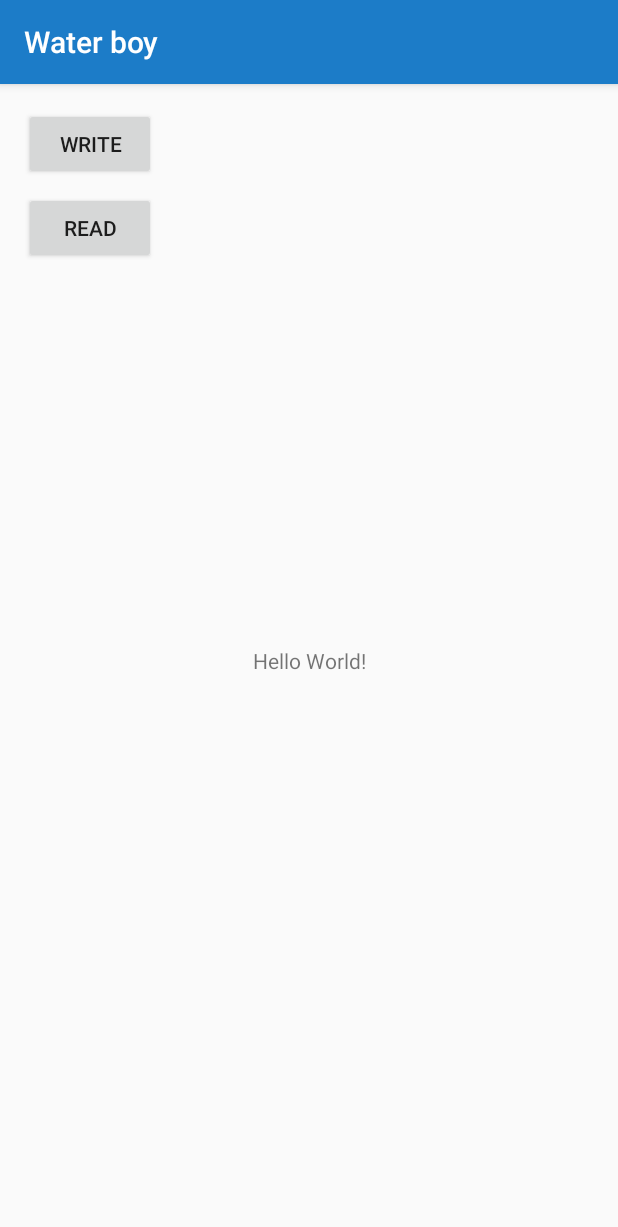
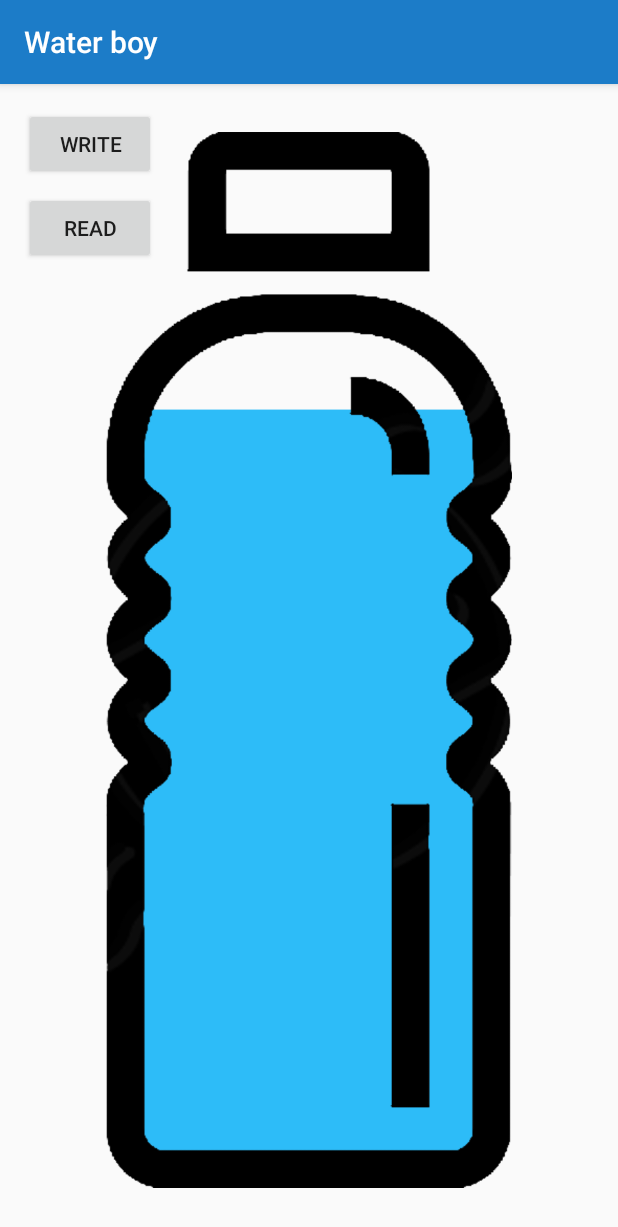
Before and after one commit to ZackAkil/smart-water-boy, an Android app: the screen it shows after launch (MainActivity), on a phone screen of 412 x 824 dp. Shown: the top 1227 px of the screen. Run offline under Robolectric (Android 15) with nearby library versions, the phone set to English and light mode, and no system bars.

Commit message:
added image

```diff
--- a/android/app/src/main/res/layout/activity_main.xml
+++ b/android/app/src/main/res/layout/activity_main.xml
@@ -6,15 +6,6 @@
     android:layout_width="match_parent"
     android:layout_height="match_parent"
     tools:context="com.example.zackakil.waterboy.MainActivity">
-
-    <TextView
-        android:layout_width="wrap_content"
-        android:layout_height="wrap_content"
-        android:text="Hello World!"
-        app:layout_constraintBottom_toBottomOf="parent"
-        app:layout_constraintLeft_toLeftOf="parent"
-        app:layout_constraintRight_toRightOf="parent"
-        app:layout_constraintTop_toTopOf="parent"/>
 
     <Button
         android:id="@+id/button"
@@ -38,4 +29,18 @@
         app:layout_constraintLeft_toLeftOf="parent"
         app:layout_constraintTop_toBottomOf="@+id/button"/>
 
+    <ImageView
+        android:id="@+id/bottleImageView"
+        android:layout_width="0dp"
+        android:layout_height="0dp"
+        android:layout_marginBottom="32dp"
+        android:layout_marginTop="32dp"
+        app:layout_constraintBottom_toBottomOf="parent"
+        app:layout_constraintHorizontal_bias="1.0"
+        app:layout_constraintLeft_toLeftOf="parent"
+        app:layout_constraintRight_toRightOf="parent"
+        app:layout_constraintTop_toTopOf="parent"
+        app:layout_constraintVertical_bias="1.0"
+        app:srcCompat="@drawable/high"/>
+
 </android.support.constraint.ConstraintLayout>
```
Also changed, not shown: android/app/src/main/res/drawable/high.png (added), android/app/src/main/res/drawable/low.png (added), android/app/src/main/res/drawable/mid.png (added).
